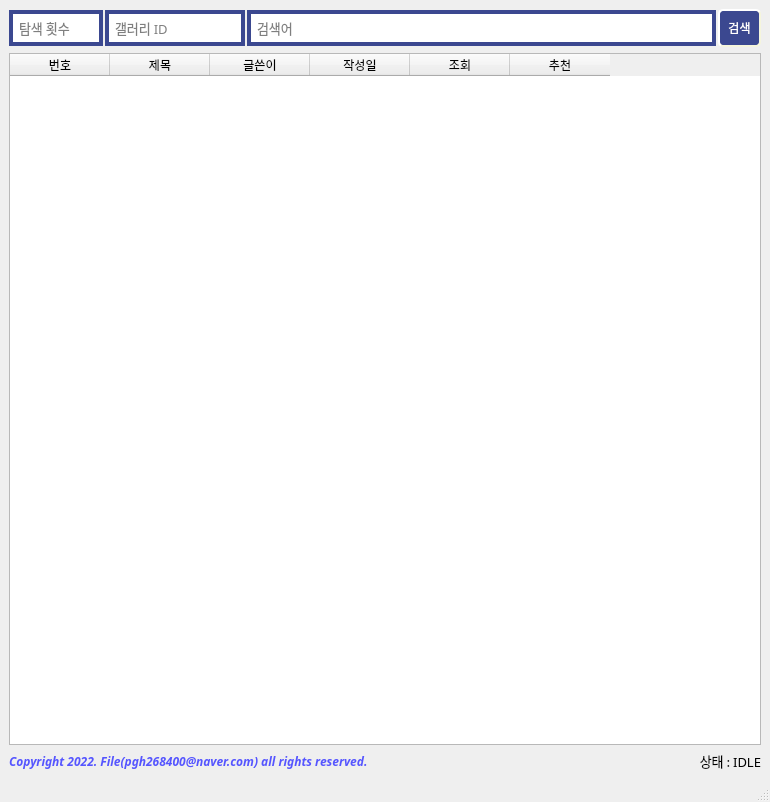
Above: main.ui from pgh268400/Dcinside_Explorer_Python before the change. Below: the same form after it.
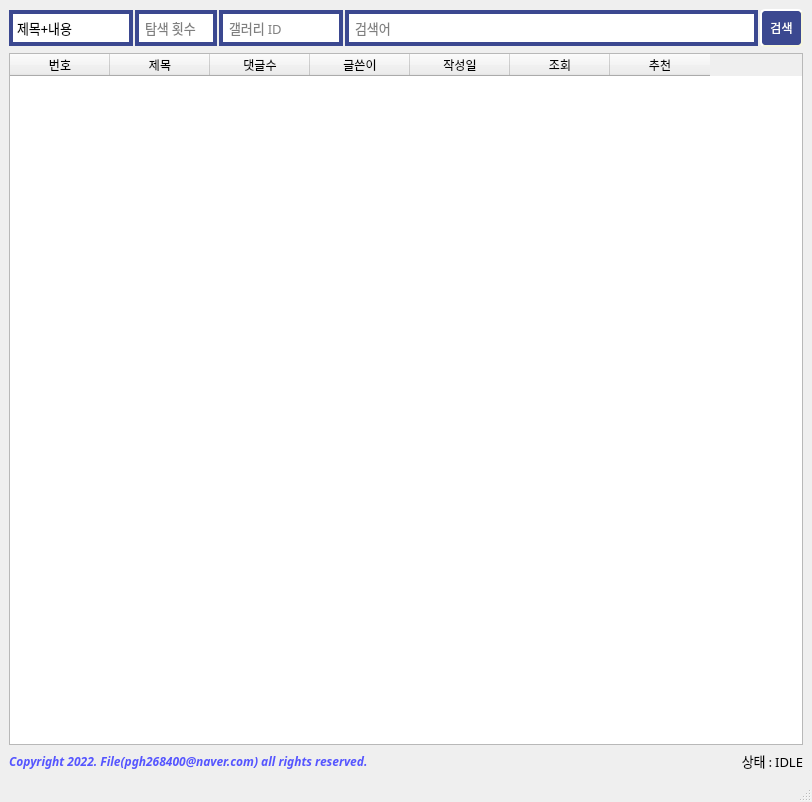
That is the form after the change. Icons and pictures are not drawn.

```diff
--- a/main.ui
+++ b/main.ui
@@ -6,7 +6,7 @@
    <rect>
     <x>0</x>
     <y>0</y>
-    <width>770</width>
+    <width>812</width>
     <height>802</height>
    </rect>
   </property>
@@ -43,6 +43,22 @@
 QPushButton:pressed {
    background-color: #29367C;
     border-style: inset;
+}
+
+QComboBox {
+	border: 4px solid #3B4890;
+	padding: 4px;
+}
+
+QComboBox::drop-down 
+{
+    border: 0px;
+}
+
+QComboBox::down-arrow {
+    image: url(git.png);
+    width: 28px;
+    height: 28px;
 }</string>
   </property>
   <widget class="QWidget" name="centralwidget">
@@ -50,13 +66,48 @@
     <item row="0" column="0">
      <layout class="QVBoxLayout" name="verticalLayout">
       <item>
-       <layout class="QHBoxLayout" name="horizontalLayout" stretch="2,3,10,0">
+       <layout class="QHBoxLayout" name="horizontalLayout" stretch="3,2,3,10,0">
         <property name="spacing">
          <number>2</number>
         </property>
         <property name="sizeConstraint">
          <enum>QLayout::SetDefaultConstraint</enum>
         </property>
+        <item>
+         <widget class="QComboBox" name="comboBox">
+          <property name="font">
+           <font>
+            <family>맑은 고딕</family>
+            <pointsize>10</pointsize>
+           </font>
+          </property>
+          <item>
+           <property name="text">
+            <string>제목+내용</string>
+           </property>
+          </item>
+          <item>
+           <property name="text">
+            <string>제목</string>
+           </property>
+          </item>
+          <item>
+           <property name="text">
+            <string>내용</string>
+           </property>
+          </item>
+          <item>
+           <property name="text">
+            <string>글쓴이</string>
+           </property>
+          </item>
+          <item>
+           <property name="text">
+            <string>댓글</string>
+           </property>
+          </item>
+         </widget>
+        </item>
         <item>
          <widget class="QLineEdit" name="txt_repeat">
           <property name="font">
@@ -120,6 +171,8 @@
           <property name="font">
            <font>
             <family>나눔고딕</family>
+            <weight>50</weight>
+            <bold>false</bold>
            </font>
           </property>
           <property name="text">
@@ -155,6 +208,11 @@
           <string>제목</string>
          </property>
         </column>
+        <column>
+         <property name="text">
+          <string>댓글수</string>
+         </property>
+        </column>
         <column>
          <property name="text">
           <string>글쓴이</string>
```
